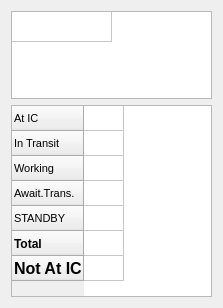
Qt form designer/teamTabsPopup.ui (ncssar/radiolog) before a commit.
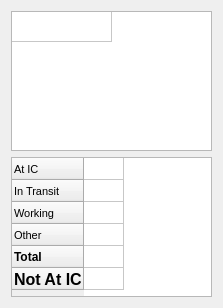
The same form after that commit.

The edit to the form file:
```diff
--- a/designer/teamTabsPopup.ui
+++ b/designer/teamTabsPopup.ui
@@ -51,7 +51,7 @@
    <item>
     <widget class="QTableWidget" name="teamTabsSummaryTableWidget">
      <property name="sizePolicy">
-      <sizepolicy hsizetype="Expanding" vsizetype="Minimum">
+      <sizepolicy hsizetype="Expanding" vsizetype="Preferred">
        <horstretch>0</horstretch>
        <verstretch>0</verstretch>
       </sizepolicy>
@@ -61,6 +61,12 @@
        <pointsize>8</pointsize>
       </font>
      </property>
+     <property name="verticalScrollBarPolicy">
+      <enum>Qt::ScrollBarAlwaysOff</enum>
+     </property>
+     <property name="sizeAdjustPolicy">
+      <enum>QAbstractScrollArea::AdjustIgnored</enum>
+     </property>
      <property name="selectionMode">
       <enum>QAbstractItemView::NoSelection</enum>
      </property>
@@ -77,7 +83,13 @@
       <number>40</number>
      </attribute>
      <attribute name="verticalHeaderDefaultSectionSize">
-      <number>25</number>
+      <number>22</number>
+     </attribute>
+     <attribute name="verticalHeaderHighlightSections">
+      <bool>false</bool>
+     </attribute>
+     <attribute name="verticalHeaderMinimumSectionSize">
+      <number>22</number>
      </attribute>
      <row>
       <property name="text">
@@ -96,12 +108,7 @@
      </row>
      <row>
       <property name="text">
-       <string>Await.Trans.</string>
-      </property>
-     </row>
-     <row>
-      <property name="text">
-       <string>STANDBY</string>
+       <string>Other</string>
       </property>
      </row>
      <row>
@@ -133,7 +140,7 @@
        <string>Count</string>
       </property>
      </column>
-     <item row="5" column="0">
+     <item row="4" column="0">
       <property name="text">
        <string/>
       </property>
@@ -144,7 +151,7 @@
        </font>
       </property>
      </item>
-     <item row="6" column="0">
+     <item row="5" column="0">
       <property name="text">
        <string/>
       </property>
```
Left out of the diff: 3 changed lines with no effect on the pictures.
